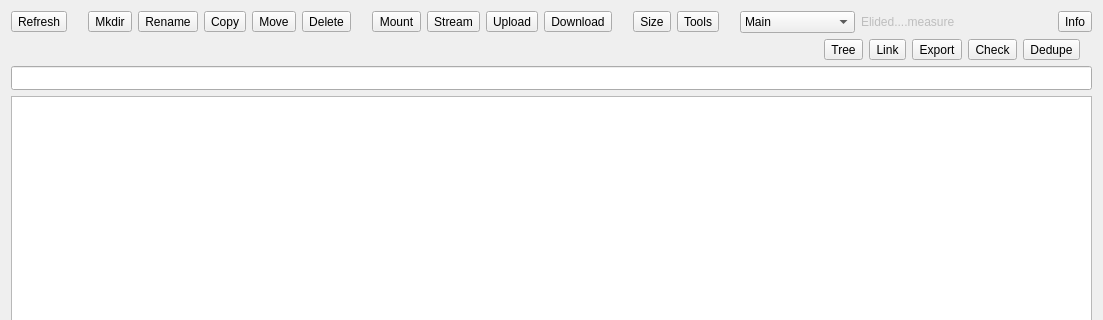
Above: src/remote_widget.ui from manprint/RcloneBrowser before the change; both pictures show x 0 to 1103 and y 0 to 320 of the 1103 by 552 pixel window. Below: the same form after it.
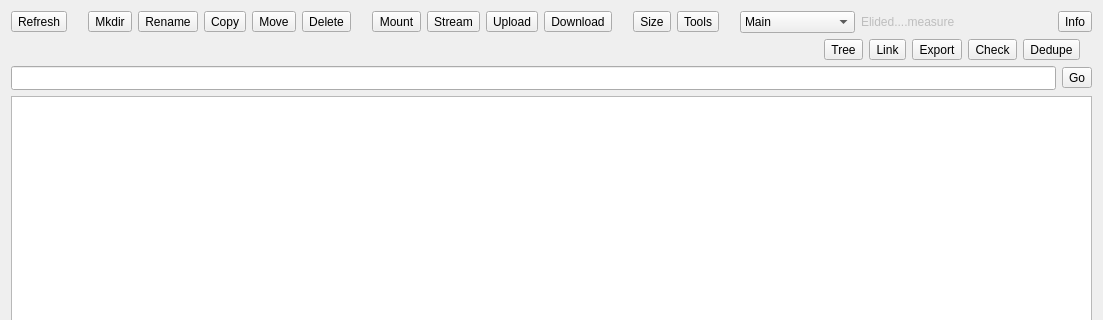
That is the form after the change.

Commit message: sub-phase(10.1): editable path with Go (#16); rootless remotes

What changed in the file:
```diff
--- a/src/remote_widget.ui
+++ b/src/remote_widget.ui
@@ -415,6 +415,20 @@
         </widget>
        </item>
        <item>
+        <layout class="QHBoxLayout" name="pathLayout">
+         <property name="leftMargin">
+          <number>0</number>
+         </property>
+         <property name="topMargin">
+          <number>0</number>
+         </property>
+         <property name="rightMargin">
+          <number>0</number>
+         </property>
+         <property name="bottomMargin">
+          <number>0</number>
+         </property>
+         <item>
         <widget class="QLineEdit" name="path">
          <property name="sizePolicy">
           <sizepolicy hsizetype="Expanding" vsizetype="Preferred">
@@ -429,9 +443,24 @@
           </size>
          </property>
          <property name="readOnly">
-          <bool>true</bool>
-         </property>
-        </widget>
+            <bool>false</bool>
+           </property>
+          </widget>
+         </item>
+         <item>
+          <widget class="QToolButton" name="goPath">
+           <property name="toolTip">
+            <string>Open the typed path</string>
+           </property>
+           <property name="text">
+            <string>Go</string>
+           </property>
+           <property name="autoRaise">
+            <bool>false</bool>
+           </property>
+          </widget>
+         </item>
+        </layout>
        </item>
        <item>
         <widget class="QTreeView" name="tree">
```
Left out of the diff: 12 changed lines with no effect on the pictures. Lines whose indentation alone changed are shown as unchanged. The commit also changes 9 other files.
